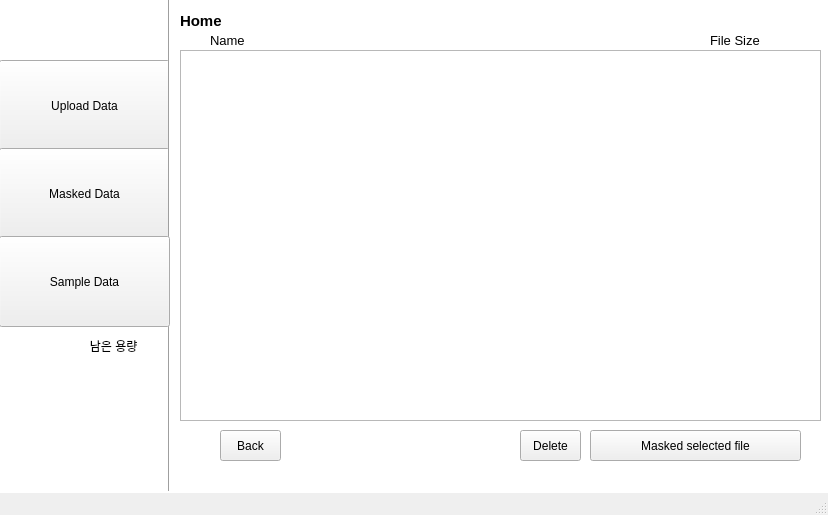
Before: the Qt Designer form app/gui/UI/ui_3.ui in CSID-DGU/2023-1-CECD3-Sugar-4, drawn with Qt 5.
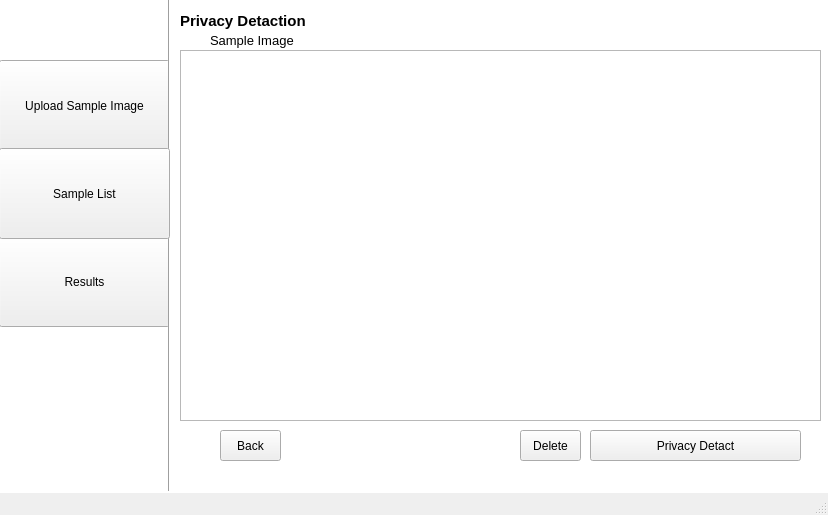
After: the same form once the commit is applied.

Diff of the .ui file:
```diff
--- a/app/gui/UI/ui_3.ui
+++ b/app/gui/UI/ui_3.ui
@@ -46,20 +46,20 @@
      </rect>
     </property>
     <property name="text">
-     <string>Upload Data</string>
+     <string>Upload Sample Image</string>
     </property>
    </widget>
    <widget class="QPushButton" name="pushButton_2">
     <property name="geometry">
      <rect>
       <x>-1</x>
-      <y>148</y>
+      <y>236</y>
       <width>171</width>
       <height>91</height>
      </rect>
     </property>
     <property name="text">
-     <string>Masked Data</string>
+     <string>Results</string>
     </property>
    </widget>
    <widget class="Line" name="line">
@@ -83,7 +83,7 @@
      <rect>
       <x>180</x>
       <y>10</y>
-      <width>71</width>
+      <width>131</width>
       <height>21</height>
      </rect>
     </property>
@@ -94,7 +94,7 @@
      </font>
     </property>
     <property name="text">
-     <string>Home</string>
+     <string>Privacy Detaction</string>
     </property>
    </widget>
    <widget class="QPushButton" name="pushButton_3">
@@ -120,7 +120,7 @@
      </rect>
     </property>
     <property name="text">
-     <string>Masked selected file</string>
+     <string>Privacy Detact</string>
     </property>
    </widget>
    <widget class="QLabel" name="label_3">
@@ -128,7 +128,7 @@
      <rect>
       <x>210</x>
       <y>30</y>
-      <width>71</width>
+      <width>91</width>
       <height>21</height>
      </rect>
     </property>
@@ -139,39 +139,7 @@
      </font>
     </property>
     <property name="text">
-     <string>Name</string>
-    </property>
-   </widget>
-   <widget class="QLabel" name="label_4">
-    <property name="geometry">
-     <rect>
-      <x>710</x>
-      <y>30</y>
-      <width>71</width>
-      <height>21</height>
-     </rect>
-    </property>
-    <property name="font">
-     <font>
-      <pointsize>10</pointsize>
-      <bold>false</bold>
-     </font>
-    </property>
-    <property name="text">
-     <string>File Size</string>
-    </property>
-   </widget>
-   <widget class="QLabel" name="label_5">
-    <property name="geometry">
-     <rect>
-      <x>0</x>
-      <y>320</y>
-      <width>171</width>
-      <height>51</height>
-     </rect>
-    </property>
-    <property name="text">
-     <string>                           남은 용량</string>
+     <string>Sample Image</string>
     </property>
    </widget>
    <widget class="QListView" name="listView">
@@ -201,13 +169,13 @@
     <property name="geometry">
      <rect>
       <x>-1</x>
-      <y>236</y>
+      <y>148</y>
       <width>171</width>
       <height>91</height>
      </rect>
     </property>
     <property name="text">
-     <string>Sample Data</string>
+     <string>Sample List</string>
     </property>
    </widget>
   </widget>
```
